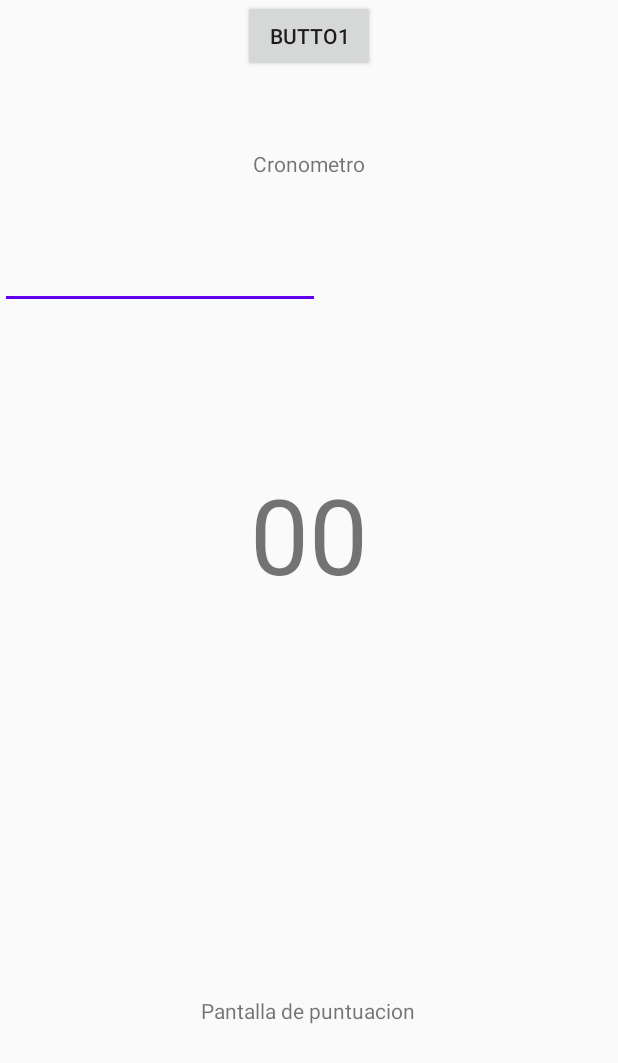
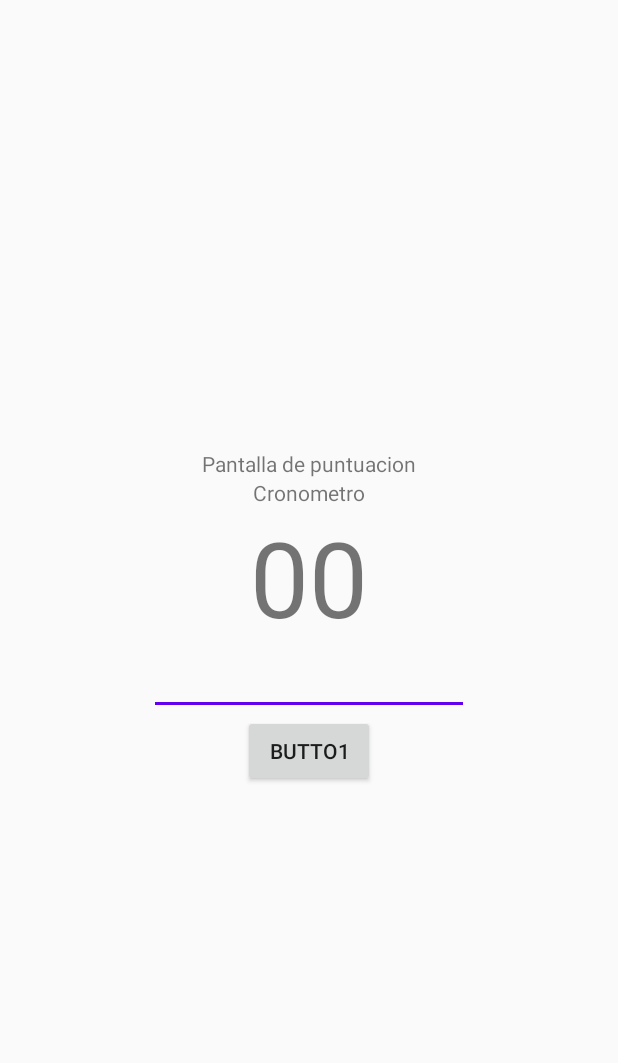
Before and after one commit to AndresGarciaV/AppPreguntas, an Android app: the PuntuacionActivity screen opened directly, with no data from a screen before it, on a phone screen of 412 x 824 dp. Shown: the top 1063 px of the screen. Run offline under Robolectric (Android 15) with nearby library versions, the phone set to English and light mode, and no system bars.

Commit message:
subiendo Mi app en desarollo

```diff
--- a/app/src/main/res/layout/activity_puntuacion.xml
+++ b/app/src/main/res/layout/activity_puntuacion.xml
@@ -6,57 +6,42 @@
     android:layout_height="match_parent"
     tools:context=".PuntuacionActivity">
 
+    <LinearLayout
+        android:layout_width="match_parent"
+        android:layout_height="match_parent"
+        android:gravity="center"
+        android:orientation="vertical">
+
         <TextView
             android:id="@+id/textView2"
             android:layout_width="wrap_content"
             android:layout_height="wrap_content"
-        android:text="Pantalla de puntuacion"
-        app:layout_constraintBottom_toBottomOf="parent"
-        app:layout_constraintEnd_toEndOf="parent"
-        app:layout_constraintHorizontal_bias="0.498"
-        app:layout_constraintStart_toStartOf="parent"
-        app:layout_constraintTop_toTopOf="parent"
-        app:layout_constraintVertical_bias="0.825" />
+            android:text="Pantalla de puntuacion" />
 
         <TextView
             android:id="@+id/textView7"
             android:layout_width="wrap_content"
             android:layout_height="wrap_content"
-        android:text="Cronometro"
-        app:layout_constraintBottom_toTopOf="@+id/textView2"
-        app:layout_constraintEnd_toEndOf="parent"
-        app:layout_constraintStart_toStartOf="parent"
-        app:layout_constraintTop_toTopOf="parent"
-        app:layout_constraintVertical_bias="0.154" />
+            android:text="Cronometro" />
+
+        <TextView
+            android:id="@+id/tvCuentaAtras"
+            android:layout_width="wrap_content"
+            android:layout_height="wrap_content"
+            android:text="00"
+            android:textSize="70sp" />
 
         <EditText
             android:id="@+id/ConstraintLayout"
             android:layout_width="wrap_content"
             android:layout_height="wrap_content"
             android:ems="10"
-        android:inputType="number"
-        app:layout_constraintBottom_toTopOf="@+id/textView2"
-        app:layout_constraintTop_toBottomOf="@+id/textView7"
-        app:layout_constraintVertical_bias="0.084"
-        tools:layout_editor_absoluteX="100dp" />
+            android:inputType="number" />
 
         <Button
             android:id="@+id/btnPlay"
             android:layout_width="wrap_content"
             android:layout_height="wrap_content"
-        android:text="Butto1"
-        app:layout_constraintEnd_toEndOf="parent"
-        app:layout_constraintStart_toStartOf="parent"
-        tools:layout_editor_absoluteY="284dp" />
-
-    <TextView
-        android:id="@+id/tvCuentaAtras"
-        android:layout_width="wrap_content"
-        android:layout_height="wrap_content"
-        android:text="00"
-        android:textSize="70sp"
-        app:layout_constraintBottom_toTopOf="@+id/textView2"
-        app:layout_constraintEnd_toEndOf="parent"
-        app:layout_constraintStart_toStartOf="parent"
-        app:layout_constraintTop_toBottomOf="@+id/btnPlay" />
+            android:text="Butto1" />
+    </LinearLayout>
 </android.support.constraint.ConstraintLayout>
```
Also changed, not shown: app/src/main/java/com/example/averresponde/presentacion/PreguntasActivity.kt (+25 -29 lines). Lines whose indentation alone changed are shown as unchanged.
